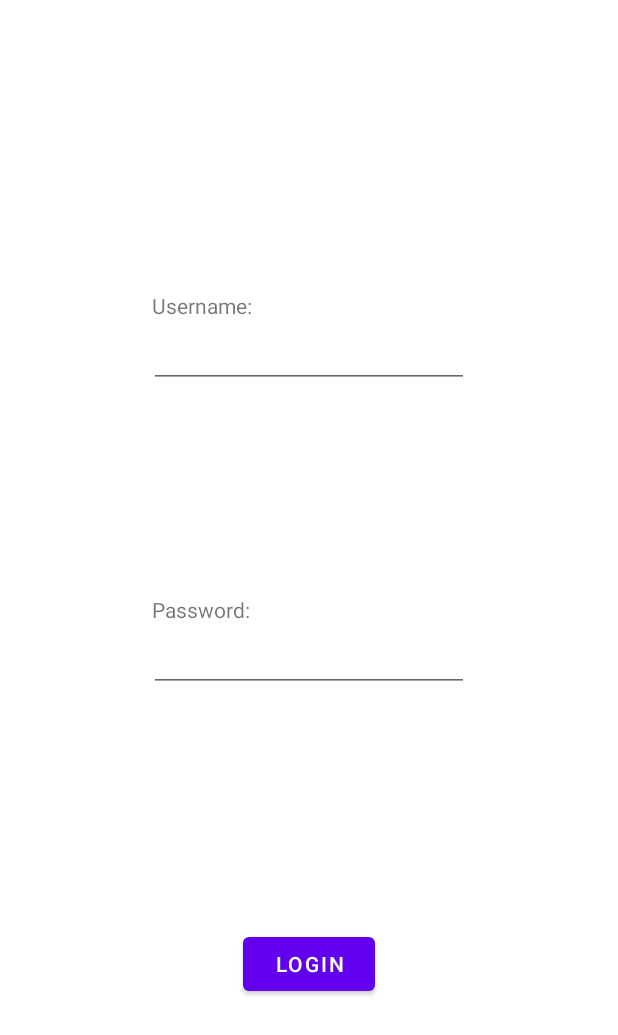
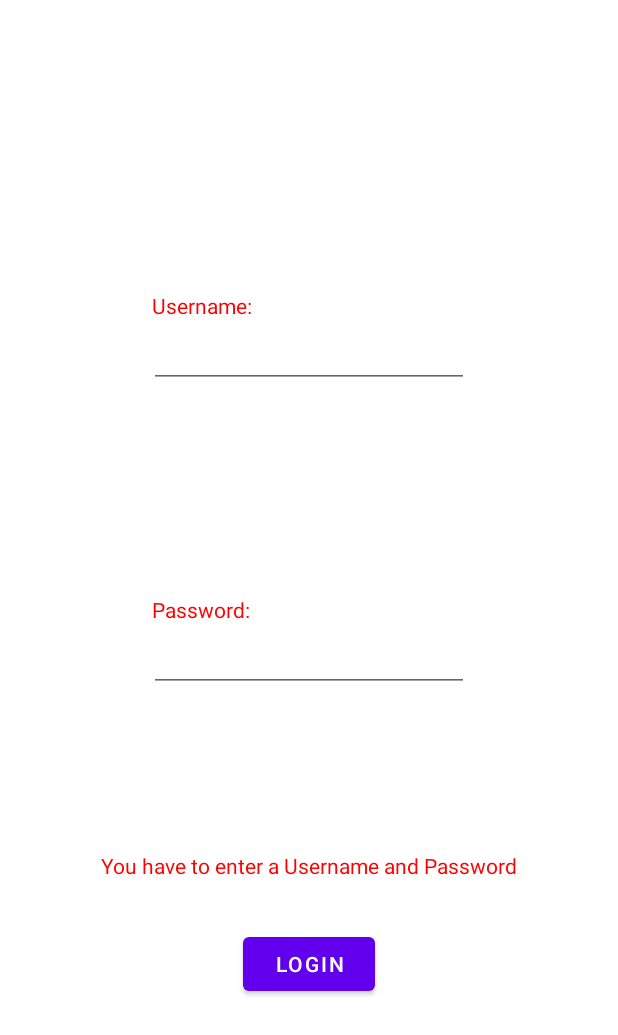
Before and after one commit to Golobcek02/Pametni-Paketnik-Aplikacija, an Android app: the LoginPage screen opened through its navigation route, after a tap on "LOGIN", on a phone screen of 412 x 824 dp. Shown: the top 1035 px of the screen. Run offline under Robolectric (Android 15) with nearby library versions, the phone set to English and light mode, and no system bars; our stand-ins replace navigation-ui.

Commit message:
Fixed MainActivity so it works with new Login system and added error checking and notifying the user on errors

```diff
--- a/app/src/main/java/com/example/pametnipaketnik/API/Login/LoginInterface.kt
+++ b/app/src/main/java/com/example/pametnipaketnik/API/Login/LoginInterface.kt
@@ -1,11 +1,9 @@
-package com.example.pametnipaketnik.API
+package com.example.pametnipaketnik.API.Login
 
 import retrofit2.http.Body
-import retrofit2.http.GET
 import retrofit2.http.POST
 
 interface LoginInterface {
     @POST("login")
     suspend fun login(@Body request: LoginRequest): LoginResponse
-//    suspend fun getData(): LoginResponse
 }
--- a/app/src/main/java/com/example/pametnipaketnik/API/Login/LoginRequest.kt
+++ b/app/src/main/java/com/example/pametnipaketnik/API/Login/LoginRequest.kt
@@ -1,4 +1,4 @@
-package com.example.pametnipaketnik.API
+package com.example.pametnipaketnik.API.Login
 
 data class LoginRequest(
     val Username: String,
--- a/app/src/main/java/com/example/pametnipaketnik/API/Login/LoginResponse.kt
+++ b/app/src/main/java/com/example/pametnipaketnik/API/Login/LoginResponse.kt
@@ -1,4 +1,4 @@
-package com.example.pametnipaketnik.API
+package com.example.pametnipaketnik.API.Login
 
 data class LoginResponse(
     val ID: String,
--- a/app/src/main/java/com/example/pametnipaketnik/MainActivity.kt
+++ b/app/src/main/java/com/example/pametnipaketnik/MainActivity.kt
@@ -36,9 +36,8 @@ class MainActivity : AppCompatActivity() {
         setupActionBarWithNavController(navController, appBarConfiguration)
         navView.setupWithNavController(navController)
 
-        val prefs = getSharedPreferences("my_prefs", Context.MODE_PRIVATE)
-        val isValueAdded = prefs.getBoolean("is_value_added", false)
-
+        val prefs = getSharedPreferences("MyPrefs", Context.MODE_PRIVATE)
+        val isValueAdded = prefs.contains("username")
         if (!isValueAdded) {
             // Navigate to the startup page if the value is not added
             navController.navigate(R.id.navigation_startuppage)
--- a/app/src/main/java/com/example/pametnipaketnik/startup/login/LoginPage.kt
+++ b/app/src/main/java/com/example/pametnipaketnik/startup/login/LoginPage.kt
@@ -1,26 +1,25 @@
 package com.example.pametnipaketnik.startup.login
 
+import android.content.Context
+import android.graphics.Color
 import android.os.Bundle
 import androidx.fragment.app.Fragment
 import android.view.LayoutInflater
 import android.view.View
 import android.view.ViewGroup
 import androidx.navigation.fragment.findNavController
-import com.example.pametnipaketnik.API.LoginInterface
-import com.example.pametnipaketnik.API.LoginRequest
+import com.example.pametnipaketnik.API.Login.LoginInterface
+import com.example.pametnipaketnik.API.Login.LoginRequest
 import com.example.pametnipaketnik.R
 import com.example.pametnipaketnik.databinding.FragmentLoginPageBinding
-import com.example.pametnipaketnik.databinding.FragmentStartupPageBinding
 import com.google.android.material.bottomnavigation.BottomNavigationView
 import kotlinx.coroutines.CoroutineScope
 import kotlinx.coroutines.Dispatchers
 import kotlinx.coroutines.launch
 import kotlinx.coroutines.withContext
-import okhttp3.OkHttpClient
 import retrofit2.Retrofit
 import retrofit2.converter.gson.GsonConverterFactory
 import java.lang.Exception
-import java.util.concurrent.TimeUnit
 
 
 class LoginPage : Fragment() {
@@ -45,14 +44,22 @@ class LoginPage : Fragment() {
         inflater: LayoutInflater, container: ViewGroup?,
         savedInstanceState: Bundle?
     ): View? {
-        println("banananjiuhuhuhu")
         val navView = requireActivity().findViewById<BottomNavigationView>(R.id.nav_view)
         navView.visibility = View.GONE
         binding = FragmentLoginPageBinding.inflate(inflater, container, false)
         binding.buttonLogin.setOnClickListener {
-            binding.buttonLogin.setOnClickListener {
-                if (binding.passwordInput.text == null || binding.usernameInput.text == null) {
-                    println("neke ni vreje")
+            binding.textviewPassword.setTextColor(Color.BLACK)
+            binding.textviewUsername.setTextColor(Color.BLACK)
+            if (binding.passwordInput.text.isNullOrEmpty() && binding.usernameInput.text.isNullOrEmpty()) {
+                binding.textviewPassword.setTextColor(Color.RED)
+                binding.textviewUsername.setTextColor(Color.RED)
+                binding.textviewInputError.setText("You have to enter a Username and Password")
+            } else if (binding.passwordInput.text.isNullOrEmpty()) {
+                binding.textviewPassword.setTextColor(Color.RED)
+                binding.textviewInputError.setText("You have to enter a Password")
+            } else if (binding.usernameInput.text.isNullOrEmpty()) {
+                binding.textviewUsername.setTextColor(Color.RED)
+                binding.textviewInputError.setText("You have to enter a Username")
             } else {
                 CoroutineScope(Dispatchers.IO).launch {
                     try {
@@ -63,6 +70,10 @@ class LoginPage : Fragment() {
                         val response = loginInterface.login(request)
                         if (response.Username != null) {
                             println(response.Username)
+                            val sharedPreferences =
+                                activity?.getSharedPreferences("MyPrefs", Context.MODE_PRIVATE)
+                            sharedPreferences?.edit()?.putString("username", response.Username)
+                                ?.apply()
                             withContext(Dispatchers.Main) {
                                 findNavController().navigate(R.id.navigation_home)
                                 navView.visibility = View.VISIBLE
@@ -73,7 +84,12 @@ class LoginPage : Fragment() {
                         }
                     } catch (e: Exception) {
                         println("error")
+                        requireActivity().runOnUiThread {
+                            binding.textviewInputError.setText("Username or Password incorrect")
+                            binding.usernameInput.setText("")
+                            binding.passwordInput.setText("")
                         }
+
                     }
                 }
             }
--- a/app/src/main/res/layout/fragment_login_page.xml
+++ b/app/src/main/res/layout/fragment_login_page.xml
@@ -66,6 +66,17 @@
             app:layout_constraintEnd_toEndOf="parent"
             app:layout_constraintHorizontal_bias="0.292"
             app:layout_constraintStart_toStartOf="parent" />
+
+        <TextView
+            android:id="@+id/textview_input_error"
+            android:layout_width="wrap_content"
+            android:layout_height="wrap_content"
+            android:layout_marginBottom="32dp"
+            android:textColor="#FF0000"
+            app:layout_constraintBottom_toTopOf="@+id/button_login"
+            app:layout_constraintEnd_toEndOf="parent"
+            app:layout_constraintHorizontal_bias="0.498"
+            app:layout_constraintStart_toStartOf="parent" />
     </androidx.constraintlayout.widget.ConstraintLayout>
 
 </FrameLayout>
```
Lines whose indentation alone changed are shown as unchanged.
